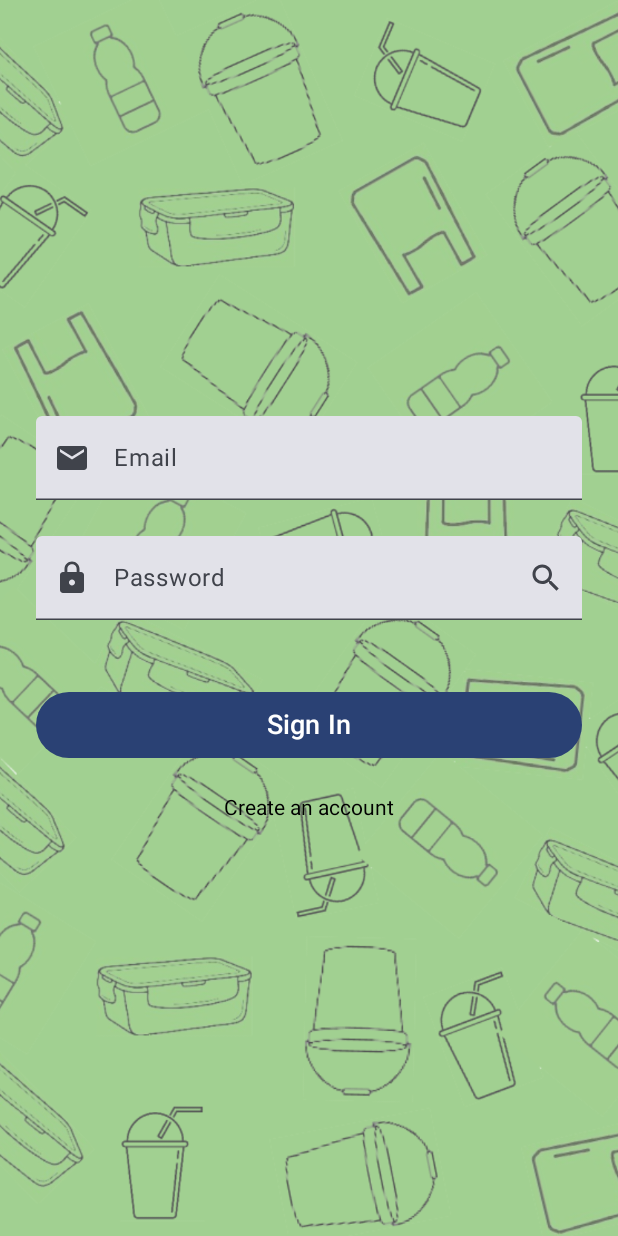
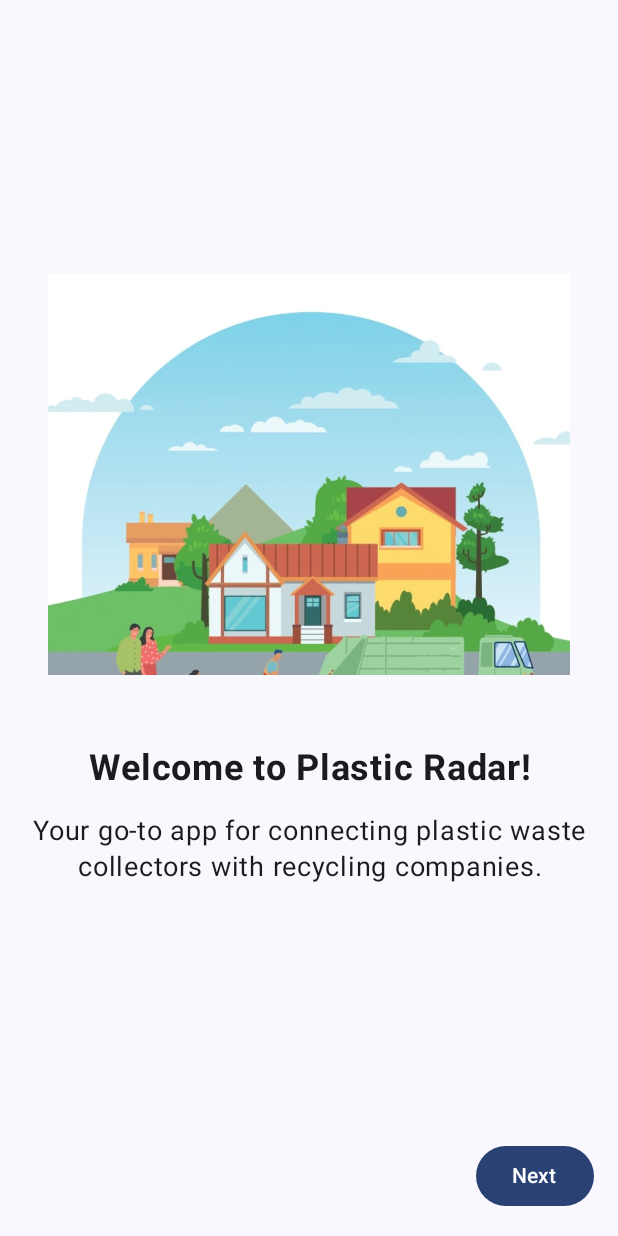
Before and after one commit to Jaswanth994/Plastic-Radar, an Android app built with Jetpack Compose: the screen it shows after launch (MainActivity), on a phone screen of 412 x 824 dp. Run offline under Robolectric (Android 15) with nearby library versions, the light colour scheme and no system bars; our stand-ins replace Firebase (no records; nobody signed in at launch, a user with empty details on screens opened directly), accompanist.

Commit message:
fixed bugs in onboarding screen

```diff
--- a/app/src/main/java/com/example/plastic_radar/AppNavigation.kt
+++ b/app/src/main/java/com/example/plastic_radar/AppNavigation.kt
@@ -54,8 +54,8 @@ fun AppNavigation() {
             DisposeScreen(navController)
         }
 
-//        composable(Routes.onboardingScreen){
-//            onboardingScreen()
-//        }
+        composable(Routes.onboardingScreen){
+            OnboardingScreen(navController)
+        }
     }
 }
--- a/app/src/main/java/com/example/plastic_radar/SplashScreen.kt
+++ b/app/src/main/java/com/example/plastic_radar/SplashScreen.kt
@@ -26,7 +26,7 @@ fun SplashScreen(navController: NavController) {
 
     LaunchedEffect(Unit) {
         delay(2000) // Delay for splash screen duration
-        navController.navigate(Routes.AuthOrMainScreen) {
+        navController.navigate(Routes.onboardingScreen) {
             popUpTo(Routes.SplashScreen) { inclusive = true } // Remove splash screen from back stack
         }
     }
--- a/app/src/main/java/com/example/plastic_radar/onboardingScreen.kt
+++ b/app/src/main/java/com/example/plastic_radar/onboardingScreen.kt
@@ -11,10 +11,19 @@ import androidx.compose.foundation.layout.fillMaxSize
 import androidx.compose.foundation.layout.fillMaxWidth
 import androidx.compose.foundation.layout.height
 import androidx.compose.foundation.layout.padding
+import androidx.compose.foundation.layout.size
+import androidx.compose.foundation.lazy.LazyColumn
+import androidx.compose.foundation.lazy.itemsIndexed
 import androidx.compose.foundation.pager.HorizontalPager
 import androidx.compose.foundation.pager.rememberPagerState
+import androidx.compose.foundation.shape.CircleShape
+import androidx.compose.material3.Button
 import androidx.compose.material3.Text
 import androidx.compose.runtime.Composable
+import androidx.compose.runtime.getValue
+import androidx.compose.runtime.mutableStateOf
+import androidx.compose.runtime.remember
+import androidx.compose.runtime.setValue
 import androidx.compose.ui.Alignment
 import androidx.compose.ui.Modifier
 import androidx.compose.ui.graphics.Color
@@ -25,38 +34,74 @@ import androidx.compose.ui.text.style.TextAlign
 import androidx.compose.ui.tooling.preview.Preview
 import androidx.compose.ui.unit.dp
 import androidx.compose.ui.unit.sp
+import androidx.navigation.NavController
 
 
-    //commit
-    @OptIn(ExperimentalFoundationApi::class)
-    @Preview
 @Composable
-    fun OnboardingScreen() {
-        // Set the page count (e.g., 3 pages for onboarding)
-        val pageCount = 3
-
-        // Initialize the pager state with a starting page and page count
-        val pagerState = rememberPagerState(
-            initialPage = 0,
-            pageCount = { pageCount }  // Set the page count here
+fun OnboardingScreen(navController: NavController) {
+    val onboardingPages = listOf(
+        OnboardingPage(
+            title = "Welcome to Plastic Radar!",
+            description = "Your go-to app for connecting plastic waste collectors " +
+                    "with recycling companies.",
+            imageResId = R.drawable.onboarding_image1
+        ),
+        OnboardingPage(
+            title = "Give Away Your Plastic Waste",
+            description = "Easily give away your plastic waste to those who can recycle it, " +
+                    "contributing to a cleaner environment.",
+            imageResId = R.drawable.onboarding_image2
+        ),
+        OnboardingPage(
+            title = "Reduce Plastic Pollution",
+            description = "Join us in our mission to reduce plastic pollution by " +
+                    "using Plastic Radar!",
+            imageResId = R.drawable.onboarding_image3
+        )
     )
 
-        HorizontalPager(
-            state = pagerState,
-            modifier = Modifier.fillMaxSize()
-        ) { page ->
-            val backgroundColor = when (page) {
-                0 -> Color(0xFFFFFFFF) // Light blue
-                1 -> Color(0xFFFFFFFF) // Beige
-                2 -> Color(0xFFFFFFFF)
-                else -> Color.White // Default
+    var currentPage by remember { mutableStateOf(0) }
+
+    Box(modifier = Modifier.fillMaxSize()) {
+        LazyColumn(
+            modifier = Modifier.fillMaxSize(),
+            verticalArrangement = Arrangement.spacedBy(16.dp)
+        ) {
+            itemsIndexed(onboardingPages) { index, page ->
+                if (index == currentPage) {
+                    OnboardingPageItem(page)
+                    Spacer(modifier = Modifier.height(8.dp))
+//                    ActiveDot()
+                }
+            }
         }
 
-            Box(
+        Button(
+            onClick = {
+                if (currentPage < onboardingPages.size - 1) {
+                    currentPage++
+                } else {
+                    // Navigate to home screen on the last page
+                    navController.navigate(Routes.AuthOrMainScreen)
+                }
+            },
             modifier = Modifier
-                    .fillMaxSize()
-                    .background(backgroundColor)
+                .align(Alignment.BottomEnd)
+                .padding(16.dp)
         ) {
+            Text(text = if (currentPage == onboardingPages.size - 1) "Finish" else "Next")
+        }
+    }
+}
+
+data class OnboardingPage(
+    val title: String,
+    val description: String,
+    val imageResId: Int
+)
+
+@Composable
+fun OnboardingPageItem(page: OnboardingPage) {
     Column(
         modifier = Modifier
             .fillMaxSize()
@@ -64,32 +109,21 @@ import androidx.compose.ui.unit.sp
         verticalArrangement = Arrangement.Center,
         horizontalAlignment = Alignment.CenterHorizontally
     ) {
+        Spacer(modifier = Modifier.height(150.dp))
         Image(
-                        painter = painterResource(
-                            id = when (page) {
-                                0 -> R.drawable.onboarding_image1
-                                1 -> R.drawable.onboarding_image2
-                                2 -> R.drawable.onboarding_image3
-                                else -> R.drawable.onboarding_image1 // Default
-                            }
-                        ),
+            painter = painterResource(id = page.imageResId),
             contentDescription = "Onboarding Image",
             modifier = Modifier
                 .fillMaxWidth()
                 .height(300.dp)
                 .padding(16.dp),
-                        contentScale = ContentScale.Crop // Adjust as needed
+            contentScale = ContentScale.Crop
         )
 
         Spacer(modifier = Modifier.height(32.dp))
 
         Text(
-                        text = when (page) {
-                            0 -> "Welcome to Plastic Radar!"
-                            1 -> "Give Away Your Plastic Waste"
-                            2 -> "Reduce Plastic Pollution"
-                            else -> ""
-                        },
+            text = page.title,
             fontSize = 24.sp,
             fontWeight = FontWeight.Bold,
             textAlign = TextAlign.Center
@@ -98,31 +132,18 @@ import androidx.compose.ui.unit.sp
         Spacer(modifier = Modifier.height(16.dp))
 
         Text(
-                        text = when (page) {
-                            0 -> "Your go-to app for connecting plastic waste collectors " +
-                                    "with recycling companies."
-                            1 -> "Easily give away your plastic waste to those who can recycle it, " +
-                                    "contributing to a cleaner environment."
-                            2 -> "Join us in our mission to reduce plastic pollution by " +
-                                    "using Plastic Radar!"
-                            else -> ""
-                        },
+            text = page.description,
             fontSize = 18.sp,
             textAlign = TextAlign.Center
         )
+    }
+}
 
-                    Spacer(modifier = Modifier.height(16.dp))
-
-                    // Swipe instruction text
-                    if (page < pageCount - 1) {
-                        Text(
-                            text = "Swipe to continue →",
-                            fontSize = 14.sp,
-                            textAlign = TextAlign.Center,
-                            modifier = Modifier.padding(top = 24.dp)
+@Composable
+fun ActiveDot() {
+    Box(
+        modifier = Modifier
+            .size(12.dp)
+            .background(Color.Black, shape = CircleShape)
     )
 }
-                }
-            }
-        }
-    }
```
Lines whose indentation alone changed are shown as unchanged.
